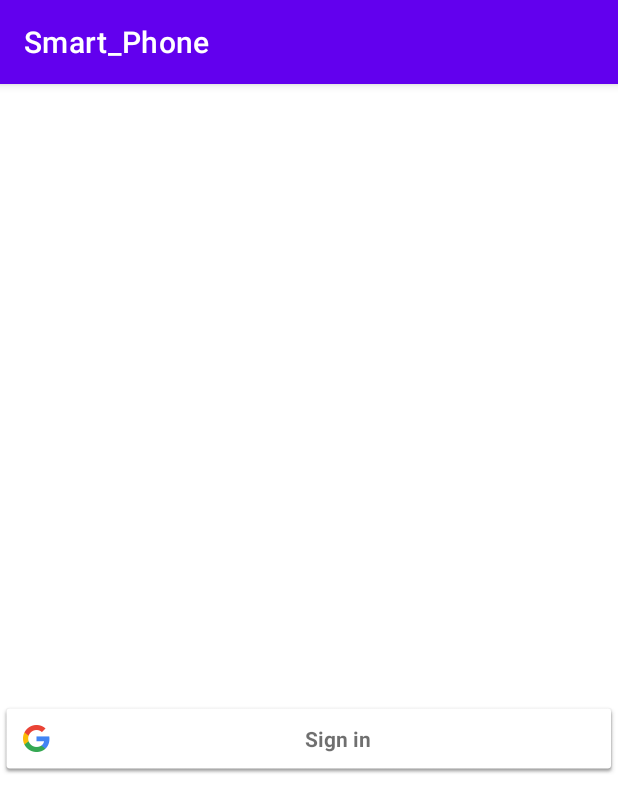
After one commit to FA2500/Smart_Phone, an Android app: the MainActivity2 screen opened directly, with no data from a screen before it, on a phone screen of 412 x 824 dp. The commit adds this screen. Shown: the top 812 px of the screen. Run offline under Robolectric (Android 15) with nearby library versions, the phone set to English and light mode, and no system bars; our stand-ins replace Firebase (no records; nobody signed in at launch, a user with empty details on screens opened directly).

Commit message:
Google SIgn-in

```diff
--- /dev/null
+++ b/app/src/main/java/com/example/smart_phone/MainActivity2.java
@@ -0,0 +1,186 @@
+package com.example.smart_phone;
+
+import androidx.annotation.NonNull;
+import androidx.annotation.Nullable;
+import androidx.appcompat.app.AppCompatActivity;
+
+import android.content.Intent;
+import android.os.Bundle;
+import android.util.Log;
+import android.view.View;
+import android.widget.Toast;
+
+import com.google.android.gms.auth.api.identity.BeginSignInRequest;
+import com.google.android.gms.auth.api.identity.SignInClient;
+import com.google.android.gms.auth.api.identity.SignInCredential;
+import com.google.android.gms.auth.api.signin.GoogleSignIn;
+import com.google.android.gms.auth.api.signin.GoogleSignInAccount;
+import com.google.android.gms.auth.api.signin.GoogleSignInClient;
+import com.google.android.gms.auth.api.signin.GoogleSignInOptions;
+import com.google.android.gms.common.SignInButton;
+import com.google.android.gms.common.api.ApiException;
+import com.google.android.gms.tasks.OnCompleteListener;
+import com.google.android.gms.tasks.Task;
+import com.google.firebase.auth.AuthCredential;
+import com.google.firebase.auth.AuthResult;
+import com.google.firebase.auth.FirebaseAuth;
+import com.google.firebase.auth.FirebaseUser;
+import com.google.firebase.auth.GoogleAuthProvider;
+import com.google.android.gms.auth.api.identity.Identity;
+
+public class MainActivity2 extends AppCompatActivity {
+
+    // Initialize variables
+    SignInButton btSignIn;
+    GoogleSignInClient googleSignInClient;
+    FirebaseAuth firebaseAuth;
+
+    //v2
+    private FirebaseAuth mAuth;
+    private static final int REQ_ONE_TAP = 2;
+
+
+    @Override
+    protected void onCreate(Bundle savedInstanceState) {
+        super.onCreate(savedInstanceState);
+        setContentView(R.layout.activity_main2);
+
+        //v2
+        mAuth = FirebaseAuth.getInstance();
+
+
+        BeginSignInRequest signInRequest = BeginSignInRequest.builder()
+                .setGoogleIdTokenRequestOptions(BeginSignInRequest.GoogleIdTokenRequestOptions.builder()
+                        .setSupported(true)
+                        .setServerClientId("52384160525-8o78p5sb623k6l42q13pj1q97agougrc.apps.googleusercontent.com")
+                        .build())
+                .build();
+
+        // Assign variable
+        btSignIn=findViewById(R.id.bt_sign_in2);
+
+        //v2
+        btSignIn.setOnClickListener(new View.OnClickListener() {
+            @Override
+            public void onClick(View view) {
+                // Initialize sign in intent
+                Intent intent=googleSignInClient.getSignInIntent();
+                // Start activity for result
+                startActivityForResult(intent,REQ_ONE_TAP);
+            }
+        });
+
+        // Initialize sign in options
+        // the client-id is copied form
+        // google-services.json file
+        GoogleSignInOptions googleSignInOptions=new GoogleSignInOptions.Builder(
+                GoogleSignInOptions.DEFAULT_SIGN_IN
+        ).requestIdToken("52384160525-8o78p5sb623k6l42q13pj1q97agougrc.apps.googleusercontent.com")
+                .requestEmail()
+                .build();
+
+        // Initialize sign in client
+        googleSignInClient= GoogleSignIn.getClient(MainActivity2.this
+                ,googleSignInOptions);
+
+        /*btSignIn.setOnClickListener(new View.OnClickListener() {
+            @Override
+            public void onClick(View view) {
+                // Initialize sign in intent
+                Intent intent=googleSignInClient.getSignInIntent();
+                // Start activity for result
+                startActivityForResult(intent,100);
+            }
+        });*/
+
+        // Initialize firebase auth
+        firebaseAuth=FirebaseAuth.getInstance();
+        // Initialize firebase user
+        FirebaseUser firebaseUser=firebaseAuth.getCurrentUser();
+        // Check condition
+        if(firebaseUser!=null)
+        {
+            // When user already sign in
+            // redirect to profile activity
+            startActivity(new Intent(MainActivity2.this,MainActivity.class)
+                    .setFlags(Intent.FLAG_ACTIVITY_NEW_TASK));
+        }
+    }
+
+    public void onStart() {
+        super.onStart();
+        // Check if user is signed in (non-null) and update UI accordingly.
+        FirebaseUser currentUser = mAuth.getCurrentUser();
+        //updateUI(currentUser);
+    }
+
+    @Override
+    protected void onActivityResult(int requestCode, int resultCode, @Nullable Intent data) {
+        super.onActivityResult(requestCode, resultCode, data);
+        // Check condition
+        if(requestCode==100)
+        {
+
+            // When request code is equal to 100
+            // Initialize task
+            Task<GoogleSignInAccount> signInAccountTask=GoogleSignIn
+                    .getSignedInAccountFromIntent(data);
+
+            handleSignInResult(signInAccountTask);
+        }
+        else if(requestCode == REQ_ONE_TAP)
+        {
+            Log.d("TEST","GOING IN");
+            SignInClient oneTapClient = Identity.getSignInClient(this);
+
+
+            try {
+                SignInCredential credential = oneTapClient.getSignInCredentialFromIntent(data);
+                String idToken = credential.getGoogleIdToken();
+                Log.d("TEST","TOKEN = "+idToken);
+                if (idToken !=  null) {
+                    Log.d("TEST", "Got ID token.");
+                    AuthCredential firebaseCredential = GoogleAuthProvider.getCredential(idToken, null);
+                    mAuth.signInWithCredential(firebaseCredential)
+                            .addOnCompleteListener(this, new OnCompleteListener<AuthResult>() {
+                                @Override
+                                public void onComplete(@NonNull Task<AuthResult> task) {
+                                    if (task.isSuccessful()) {
+                                        // Sign in success, update UI with the signed-in user's information
+                                        Log.d("TEST", "signInWithCredential:success");
+                                        FirebaseUser user = mAuth.getCurrentUser();
+
+                                    } else {
+                                        // If sign in fails, display a message to the user.
+                                        Log.w("TEST", "signInWithCredential:failure", task.getException());
+
+                                    }
+                                }
+                            });
+                }
+            } catch (ApiException e) {
+                // ...
+            }
+        }
+    }
+
+    private void handleSignInResult(Task<GoogleSignInAccount> completedTask) {
+        try {
+            GoogleSignInAccount account = completedTask.getResult(ApiException.class);
+            Log.d("TEST", "SUCCESS");
+            // Signed in successfully, show authenticated UI.
+            //updateUI(account);
+        } catch (ApiException e) {
+            // The ApiException status code indicates the detailed failure reason.
+            // Please refer to the GoogleSignInStatusCodes class reference for more information.
+            Log.w("TEST", "signInResult:failed code=" + e.getStatusCode());
+            //updateUI(null);
+        }
+    }
+
+    private void displayToast(String s) {
+        Toast.makeText(getApplicationContext(),s,Toast.LENGTH_SHORT).show();
+    }
+
+
+}
--- a/app/src/main/java/com/example/smart_phone/Splash_screen.java
+++ b/app/src/main/java/com/example/smart_phone/Splash_screen.java
@@ -10,6 +10,8 @@ import android.view.animation.Animation;
 import android.view.animation.AnimationUtils;
 import android.widget.ImageView;
 import android.widget.TextView;
+
+import com.google.firebase.FirebaseApp;
 
 public class Splash_screen extends AppCompatActivity {
 
@@ -32,7 +34,7 @@ public class Splash_screen extends AppCompatActivity {
         Img.startAnimation(anime);
         Txt.startAnimation(anime);
 
-        Intent i = new Intent(this , MainActivity.class);
+        Intent i = new Intent(this , MainActivity3.class);
 
         final Handler handler = new Handler();
         handler.postDelayed(new Runnable() {
--- a/app/src/main/res/layout/activity_main.xml
+++ b/app/src/main/res/layout/activity_main.xml
@@ -58,4 +58,6 @@
         app:layout_constraintStart_toStartOf="parent"
         tools:visibility="visible" />
 
+
+
 </androidx.constraintlayout.widget.ConstraintLayout>
--- /dev/null
+++ b/app/src/main/res/layout/activity_main2.xml
@@ -0,0 +1,21 @@
+<?xml version="1.0" encoding="utf-8"?>
+<androidx.constraintlayout.widget.ConstraintLayout xmlns:android="http://schemas.android.com/apk/res/android"
+    xmlns:app="http://schemas.android.com/apk/res-auto"
+    xmlns:tools="http://schemas.android.com/tools"
+    android:layout_width="match_parent"
+    android:layout_height="match_parent"
+    tools:context=".MainActivity2">
+
+    <com.google.android.gms.common.SignInButton
+        android:id="@+id/bt_sign_in2"
+        android:layout_width="match_parent"
+        android:layout_height="wrap_content"
+        android:layout_centerInParent="true"
+        android:layout_marginTop="390dp"
+        android:layout_marginBottom="286dp"
+        app:layout_constraintBottom_toBottomOf="parent"
+        app:layout_constraintEnd_toEndOf="parent"
+        app:layout_constraintStart_toStartOf="parent"
+        app:layout_constraintTop_toTopOf="parent" />
+
+</androidx.constraintlayout.widget.ConstraintLayout>
--- a/app/src/main/res/values/strings.xml
+++ b/app/src/main/res/values/strings.xml
@@ -9,7 +9,8 @@
     <string name="invalid_username">Not a valid username</string>
     <string name="invalid_password">Password must be >5 characters</string>
     <string name="login_failed">"Login failed"</string>
-    <string name="default_web_client_id">52384160525-r17p3gebau2c8s4e53luhtth998ukfio.apps.googleusercontent.com</string>
+    <!--<string name="default_web_client_id">52384160525-r17p3gebau2c8s4e53luhtth998ukfio.apps.googleusercontent.com</string>-->
     <string name="signed_out">Signed out</string>
     <string name="signed_in_fmt">Signed in as: %s</string>
+    <string name="default_web_client_id">52384160525-e1d2i7jva8ed58so0nvp32emk9favddm.apps.googleusercontent.com</string>
 </resources>
--- a/build.gradle
+++ b/build.gradle
@@ -1,4 +1,8 @@
-// Top-level build file where you can add configuration options common to all sub-projects/modules.
+buildscript {
+    dependencies {
+        classpath 'com.google.gms:google-services:4.3.14'
+    }
+}// Top-level build file where you can add configuration options common to all sub-projects/modules.
 plugins {
     id 'com.android.application' version '7.2.2' apply false
     id 'com.android.library' version '7.2.2' apply false
```
Also changed, not shown: app/build.gradle (+6 -3 lines), app/src/main/AndroidManifest.xml (+12 -6 lines), app/src/main/java/com/example/smart_phone/MainActivity.java (+112 -10 lines), app/src/main/java/com/example/smart_phone/MainActivity3.java (added, +165 -0 lines), app/src/main/res/layout/activity_main3.xml (added, +21 -0 lines), 1 other file.
